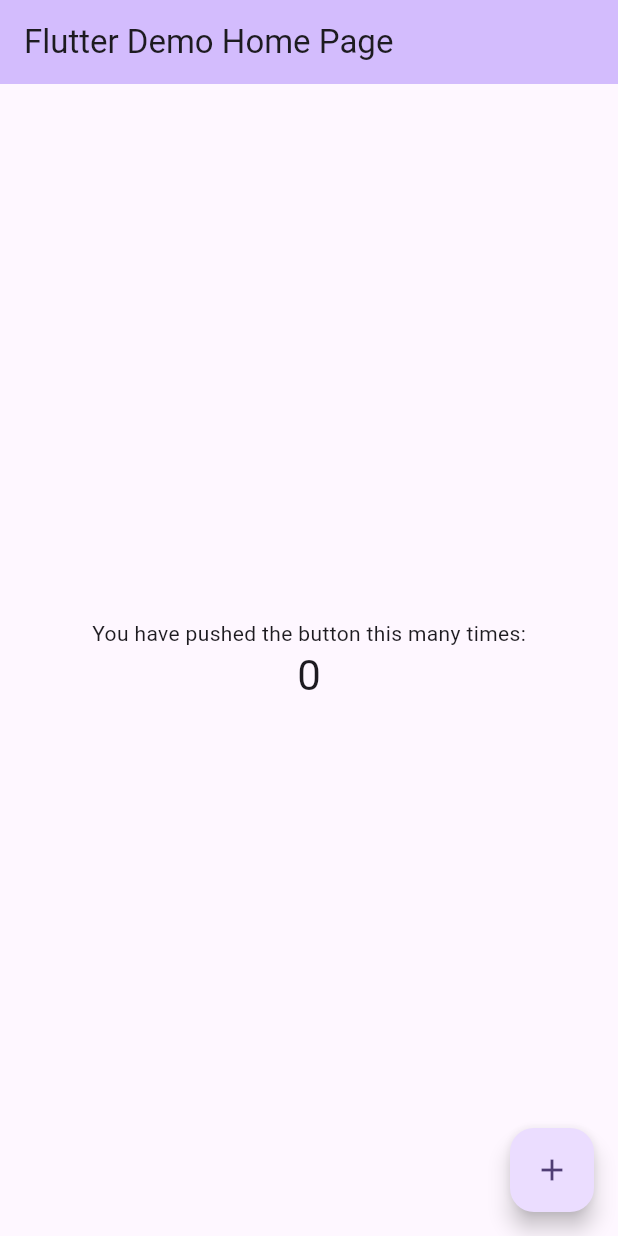
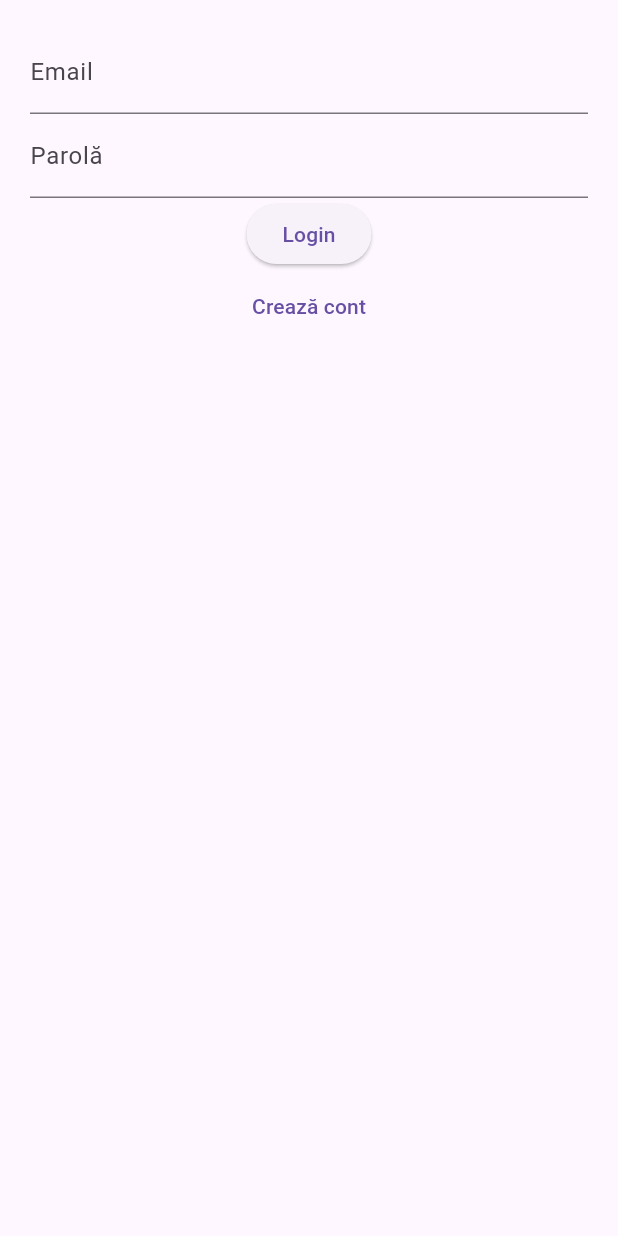
Before and after one commit to wifizator/best_people, a Flutter app: the screen it shows after launch, on a phone screen of 412 x 824 dp. Run offline on Flutter 3.47's test engine with Material 3 defaults, Android fonts, the light colour scheme and no system bars; our stand-ins replace firebase_auth, firebase_core; accounts and stored records are empty.

Commit message:
Authentication and login with firebase

```diff
--- a/lib/main.dart
+++ b/lib/main.dart
@@ -1,125 +1,41 @@
+import 'package:best_people/firebase_options.dart';
+import 'package:best_people/screens/LoginScreen.dart';
+import 'package:best_people/screens/MainAppScreen.dart';
+import 'package:firebase_auth/firebase_auth.dart';
+import 'package:firebase_core/firebase_core.dart';
 import 'package:flutter/material.dart';
 
-void main() {
-  runApp(const MyApp());
+Future<FirebaseApp>? firebaseApp;
+void main() async{
+  WidgetsFlutterBinding.ensureInitialized();
+  firebaseApp=Firebase.initializeApp(
+    options: DefaultFirebaseOptions.currentPlatform,
+  );
+
+  runApp(const BestPeopleApp());
 }
 
-class MyApp extends StatelessWidget {
-  const MyApp({super.key});
+class BestPeopleApp extends StatelessWidget{
+  const BestPeopleApp({super.key});
 
-  // This widget is the root of your application.
   @override
   Widget build(BuildContext context) {
     return MaterialApp(
-      title: 'Flutter Demo',
-      theme: ThemeData(
-        // This is the theme of your application.
-        //
-        // TRY THIS: Try running your application with "flutter run". You'll see
-        // the application has a purple toolbar. Then, without quitting the app,
-        // try changing the seedColor in the colorScheme below to Colors.green
-        // and then invoke "hot reload" (save your changes or press the "hot
-        // reload" button in a Flutter-supported IDE, or press "r" if you used
-        // the command line to start the app).
-        //
-        // Notice that the counter didn't reset back to zero; the application
-        // state is not lost during the reload. To reset the state, use hot
-        // restart instead.
-        //
-        // This works for code too, not just values: Most code changes can be
-        // tested with just a hot reload.
-        colorScheme: ColorScheme.fromSeed(seedColor: Colors.deepPurple),
-        useMaterial3: true,
-      ),
-      home: const MyHomePage(title: 'Flutter Demo Home Page'),
+      title: 'Oameni buni',
+      home: StreamBuilder(stream: FirebaseAuth.instance.authStateChanges(),builder: (context, snapshot) {
+        if(snapshot.connectionState == ConnectionState.waiting)
+        {
+          // return const SplashScreen();
+        }
+        if(snapshot.hasData)
+        {
+          return const MainAppScreen();
+        }
+        else
+        {
+          return LoginScreen();
+        }
+      },),
     );
   }
 }
-
-class MyHomePage extends StatefulWidget {
-  const MyHomePage({super.key, required this.title});
-
-  // This widget is the home page of your application. It is stateful, meaning
-  // that it has a State object (defined below) that contains fields that affect
-  // how it looks.
-
-  // This class is the configuration for the state. It holds the values (in this
-  // case the title) provided by the parent (in this case the App widget) and
-  // used by the build method of the State. Fields in a Widget subclass are
-  // always marked "final".
-
-  final String title;
-
-  @override
-  State<MyHomePage> createState() => _MyHomePageState();
-}
-
-class _MyHomePageState extends State<MyHomePage> {
-  int _counter = 0;
-
-  void _incrementCounter() {
-    setState(() {
-      // This call to setState tells the Flutter framework that something has
-      // changed in this State, which causes it to rerun the build method below
-      // so that the display can reflect the updated values. If we changed
-      // _counter without calling setState(), then the build method would not be
-      // called again, and so nothing would appear to happen.
-      _counter++;
-    });
-  }
-
-  @override
-  Widget build(BuildContext context) {
-    // This method is rerun every time setState is called, for instance as done
-    // by the _incrementCounter method above.
-    //
-    // The Flutter framework has been optimized to make rerunning build methods
-    // fast, so that you can just rebuild anything that needs updating rather
-    // than having to individually change instances of widgets.
-    return Scaffold(
-      appBar: AppBar(
-        // TRY THIS: Try changing the color here to a specific color (to
-        // Colors.amber, perhaps?) and trigger a hot reload to see the AppBar
-        // change color while the other colors stay the same.
-        backgroundColor: Theme.of(context).colorScheme.inversePrimary,
-        // Here we take the value from the MyHomePage object that was created by
-        // the App.build method, and use it to set our appbar title.
-        title: Text(widget.title),
-      ),
-      body: Center(
-        // Center is a layout widget. It takes a single child and positions it
-        // in the middle of the parent.
-        child: Column(
-          // Column is also a layout widget. It takes a list of children and
-          // arranges them vertically. By default, it sizes itself to fit its
-          // children horizontally, and tries to be as tall as its parent.
-          //
-          // Column has various properties to control how it sizes itself and
-          // how it positions its children. Here we use mainAxisAlignment to
-          // center the children vertically; the main axis here is the vertical
-          // axis because Columns are vertical (the cross axis would be
-          // horizontal).
-          //
-          // TRY THIS: Invoke "debug painting" (choose the "Toggle Debug Paint"
-          // action in the IDE, or press "p" in the console), to see the
-          // wireframe for each widget.
-          mainAxisAlignment: MainAxisAlignment.center,
-          children: <Widget>[
-            const Text(
-              'You have pushed the button this many times:',
-            ),
-            Text(
-              '$_counter',
-              style: Theme.of(context).textTheme.headlineMedium,
-            ),
-          ],
-        ),
-      ),
-      floatingActionButton: FloatingActionButton(
-        onPressed: _incrementCounter,
-        tooltip: 'Increment',
-        child: const Icon(Icons.add),
-      ), // This trailing comma makes auto-formatting nicer for build methods.
-    );
-  }
-}
--- /dev/null
+++ b/lib/screens/LoginScreen.dart
@@ -0,0 +1,116 @@
+import 'package:best_people/screens/CreateAccountScreen.dart';
+import 'package:best_people/screens/MainAppScreen.dart';
+import 'package:firebase_auth/firebase_auth.dart';
+import 'package:firebase_core/firebase_core.dart';
+import 'package:flutter/material.dart';
+import 'package:flutter/widgets.dart';
+
+class LoginScreen extends StatefulWidget {
+  LoginScreen({super.key});
+
+  @override
+  State<LoginScreen> createState() => _LoginScreenState();
+}
+
+class _LoginScreenState extends State<LoginScreen> {
+  var inputEmail;
+
+  var inputPassword;
+
+  void loginFireBase() async
+  {
+    try {
+        final _userLogin = await FirebaseAuth.instance.signInWithEmailAndPassword(
+            email: inputEmail, password: inputPassword);
+        Navigator.of(context).push(MaterialPageRoute(builder:(context) => MainAppScreen(),));
+      } on FirebaseException catch (error) {
+        ScaffoldMessenger.of(context).clearSnackBars();
+        ScaffoldMessenger.of(context).showSnackBar(SnackBar(
+            content: Text(error.message ?? 'Authentication   Failed')));
+      }
+  }
+
+  @override
+  Widget build(BuildContext context) {
+    return Scaffold(
+      body: SingleChildScrollView(
+        child: Center(
+          child: Padding(
+            padding: const EdgeInsets.all(20.0),
+            child: Column(
+              children: [
+                Form(
+                  child: Column(
+                    children: [
+                      TextFormField(
+                        decoration: const InputDecoration(
+                          labelText: 'Email',
+                        ),
+                        keyboardType: TextInputType.emailAddress,
+                        autocorrect: false,
+                        textCapitalization: TextCapitalization.none,
+                        validator: (value) {
+                          if (value == null ||
+                              value.trim().isEmpty ||
+                              !value.contains('@')) {
+                            //invalid
+                            return 'Introdu o adresa de email valida';
+                          }
+                          return null;
+                        },
+                        onSaved: (newValue) {
+                          inputEmail = newValue!;
+                        },
+                        onChanged: (value) {
+                          inputEmail = value!;
+                        },
+                      ),
+                      TextFormField(
+                        decoration: InputDecoration(
+                          label: Text('Parolă'),
+                        ),
+                        autocorrect: false,
+                        keyboardType: TextInputType.text,
+                        obscureText: true,
+                        validator: (value) {
+                          if (value == null ||
+                              value.isEmpty ||
+                              value.length < 6) {
+                            return 'Introdu o parola valida';
+                          } else {
+                            return null;
+                          }
+                        },
+                        onSaved: (newValue) {
+                          inputPassword = newValue!;
+                        },
+                        onChanged: (value) {
+                          inputPassword = value!;
+                        },
+                      ),
+                      ElevatedButton(
+                        onPressed: loginFireBase,
+                        child: Text('Login'),
+                      ),
+                      TextButton(
+                        onPressed: () {
+                          Navigator.push(
+                            context,
+                            MaterialPageRoute(
+                              builder: (context) => Createaccountscreen(),
+                            ),
+                          );
+                        },
+                        child: Text('Crează cont'),
+                      ),
+                    ],
+                  ),
+                ),
+              ],
+            ),
+          ),
+        ),
+      ),
+    );
+  }
+}
--- a/pubspec.yaml
+++ b/pubspec.yaml
@@ -35,6 +35,9 @@ dependencies:
   # The following adds the Cupertino Icons font to your application.
   # Use with the CupertinoIcons class for iOS style icons.
   cupertino_icons: ^1.0.6
+  firebase_core: ^3.6.0
+  firebase_auth: ^5.3.1
+  firebase_storage: ^12.3.4
 
 dev_dependencies:
   flutter_test:
```
Also changed, not shown: firepit-log.txt (added, +24 -0 lines), lib/screens/CreateAccountScreen.dart (added, +177 -0 lines), lib/screens/MainAppScreen.dart (added, +32 -0 lines), firebase.json (added), lib/firebase_options.dart (added), pubspec.lock, 6 other files.
